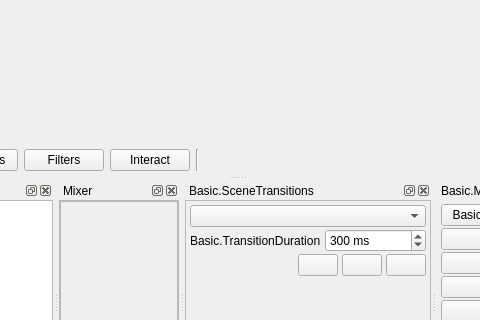
Above: UI/forms/OBSBasic.ui from obsproject/obs-studio before the change; both pictures show x 303 to 783 and y 284 to 604 of the 1079 by 729 pixel window. Below: the same form after it.
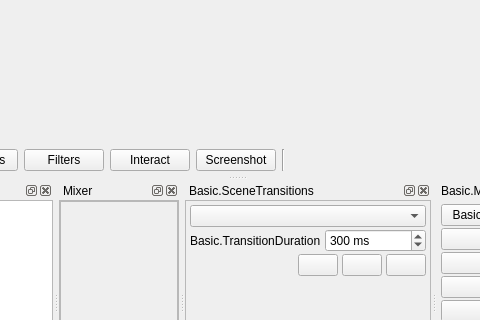
That is the form after the change. Icons and pictures are not drawn. Custom widgets are drawn as their Qt base class.

Commit message:
UI: Add screenshot button to source context bar
This adds a screenshot button to the source context bar.

What changed in the file:
```diff
--- a/UI/forms/OBSBasic.ui
+++ b/UI/forms/OBSBasic.ui
@@ -433,6 +433,32 @@
             </property>
            </widget>
           </item>
+          <item>
+           <widget class="QPushButton" name="sourceScreenshotButton">
+            <property name="minimumSize">
+             <size>
+              <width>0</width>
+              <height>22</height>
+             </size>
+            </property>
+            <property name="text">
+             <string>Screenshot</string>
+            </property>
+            <property name="toolTip">
+             <string>Screenshot.Source</string>
+            </property>
+            <property name="icon">
+             <iconset resource="obs.qrc">
+              <normaloff>:/res/images/sources/camera.svg</normaloff>:/res/images/sources/camera.svg</iconset>
+            </property>
+            <property name="themeID" stdset="0">
+             <string>cameraIcon</string>
+            </property>
+            <property name="themeID2" stdset="0">
+             <string>contextBarButton</string>
+            </property>
+           </widget>
+          </item>
           <item>
            <widget class="Line" name="line">
             <property name="orientation">
```
The commit also changes 10 other files.
